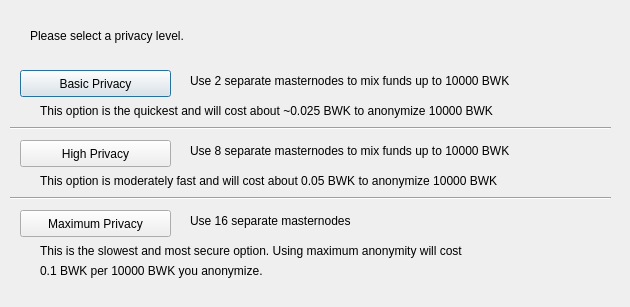
Old version of the form src/qt/forms/obfuscationconfig.ui in the repository meiskam/Bulwark.
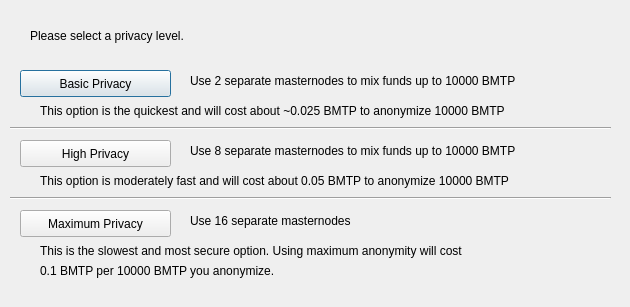
New version of the form.

Patch:
```diff
--- a/src/qt/forms/obfuscationconfig.ui
+++ b/src/qt/forms/obfuscationconfig.ui
@@ -75,7 +75,7 @@
     </rect>
    </property>
    <property name="text">
-    <string>Use 2 separate masternodes to mix funds up to 10000 BWK</string>
+    <string>Use 2 separate masternodes to mix funds up to 10000 BMTP</string>
    </property>
   </widget>
   <widget class="QLabel" name="label_3">
@@ -88,7 +88,7 @@
     </rect>
    </property>
    <property name="text">
-    <string>Use 8 separate masternodes to mix funds up to 10000 BWK</string>
+    <string>Use 8 separate masternodes to mix funds up to 10000 BMTP</string>
    </property>
   </widget>
   <widget class="QLabel" name="label_4">
@@ -114,7 +114,7 @@
     </rect>
    </property>
    <property name="text">
-    <string>This option is the quickest and will cost about ~0.025 BWK to anonymize 10000 BWK</string>
+    <string>This option is the quickest and will cost about ~0.025 BMTP to anonymize 10000 BMTP</string>
    </property>
   </widget>
   <widget class="QLabel" name="label_7">
@@ -127,7 +127,7 @@
     </rect>
    </property>
    <property name="text">
-    <string>This option is moderately fast and will cost about 0.05 BWK to anonymize 10000 BWK</string>
+    <string>This option is moderately fast and will cost about 0.05 BMTP to anonymize 10000 BMTP</string>
    </property>
   </widget>
   <widget class="QLabel" name="label_8">
@@ -153,7 +153,7 @@
     </rect>
    </property>
    <property name="text">
-    <string>0.1 BWK per 10000 BWK you anonymize.</string>
+    <string>0.1 BMTP per 10000 BMTP you anonymize.</string>
    </property>
   </widget>
   <widget class="Line" name="line">
```
